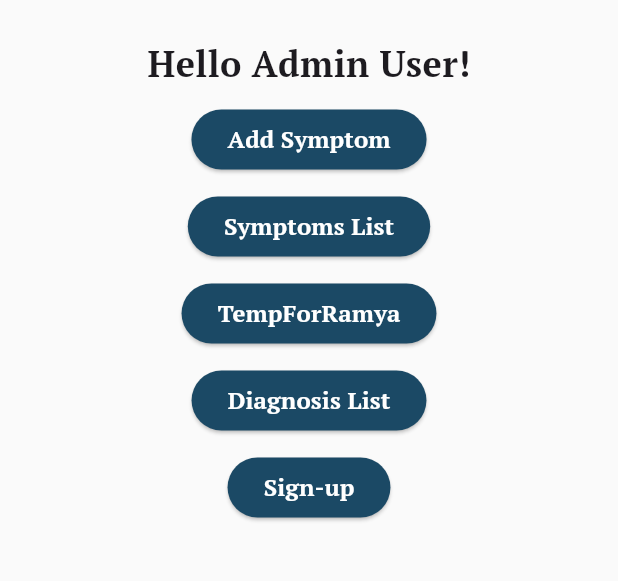
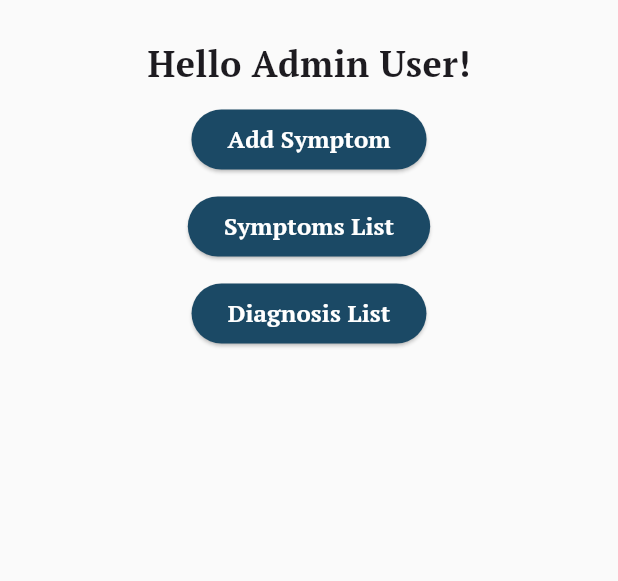
Before and after one commit to harshithlanka3/SAME-3311, a Flutter app: the Admin screen opened directly, on a phone screen of 412 x 824 dp, the part 84-665 px from its top. Run offline on Flutter 3.47's test engine with Material 3 defaults, Android fonts, the phone set to English and light mode, and no system bars; our stand-ins replace fluttertoast, multi_select_flutter.

Commit message:
Connected disclaimer and sign-up to login

```diff
--- a/frontend/s_a_m_e/lib/admin.dart
+++ b/frontend/s_a_m_e/lib/admin.dart
@@ -91,7 +91,7 @@ class Admin extends StatelessWidget {
                 Navigator.push(
                   context,
                   MaterialPageRoute(
-                    builder: (context) => ManageAccountPage(),
+                    builder: (context) => const ManageAccountPage(),
                   ),
                 );
               },
@@ -138,22 +138,6 @@ class Admin extends StatelessWidget {
               },
             ),
 
-              const SizedBox(height: 10),
-              ElevatedButton(
-                style: const ButtonStyle(
-                  foregroundColor: MaterialStatePropertyAll<Color>(white),
-                  backgroundColor: MaterialStatePropertyAll<Color>(navy),
-                ),
-                child: const Text('TempForRamya', style: TextStyle(fontWeight: FontWeight.bold, fontSize: 16.0)),
-                onPressed: () {
-                  Navigator.push(
-                    context,
-                    MaterialPageRoute(
-                        builder: (context) => const SignUpPage()),
-                  );
-                }, // This is a temp for ramya
-              ),
-
         const SizedBox(height: 10),
             ElevatedButton(
               style: const ButtonStyle(
@@ -169,18 +153,6 @@ class Admin extends StatelessWidget {
                 // );
               },
             ),
-            const SizedBox(height: 10),
-            ElevatedButton(
-              style: const ButtonStyle(
-                foregroundColor: MaterialStatePropertyAll<Color>(white),
-                backgroundColor: MaterialStatePropertyAll<Color>(navy),
-              ),
-              child: const Text('Sign-up', style: TextStyle(fontWeight: FontWeight.bold, fontSize: 16.0)),
-              onPressed: () {
-                // Show the disclaimer dialog when this button is pressed
-                _showDisclaimerDialog(context);
-              },
-            ),
           ],
         ),
       ),
```
Also changed, not shown: frontend/s_a_m_e/lib/login.dart (+76 -5 lines), frontend/s_a_m_e/lib/signup.dart (+18 -5 lines), 4 other files.
